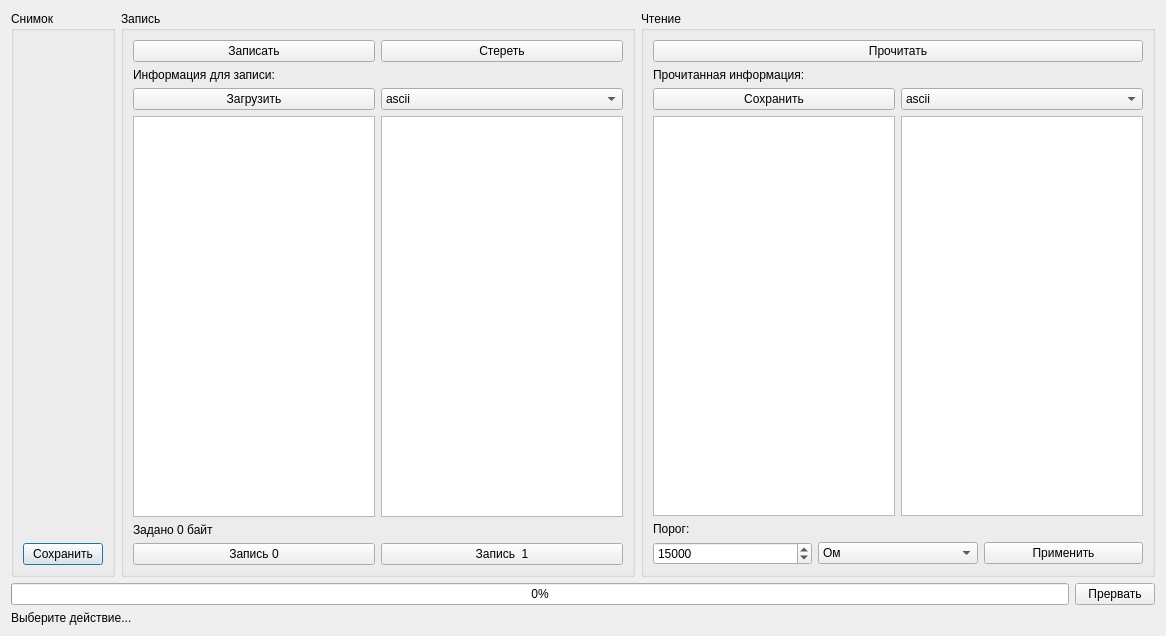
The window that gui/uies/rram.ui (neurocomputer/MemriBoard) describes before a commit, drawn with Qt 5.
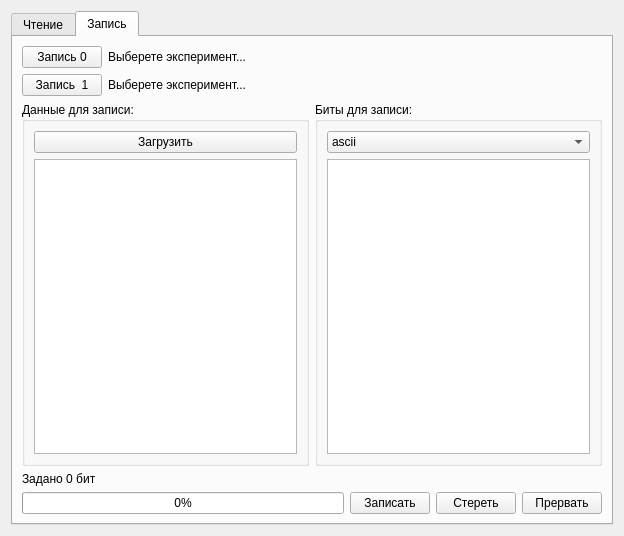
The same window after the commit. The open tabs and pages were chosen to show the change. Icons and pictures are not drawn.

```diff
--- a/gui/uies/rram.ui
+++ b/gui/uies/rram.ui
@@ -1,13 +1,13 @@
 <?xml version="1.0" encoding="UTF-8"?>
 <ui version="4.0">
- <class>Dialog</class>
- <widget class="QDialog" name="Dialog">
+ <class>Widget</class>
+ <widget class="QWidget" name="Widget">
   <property name="geometry">
    <rect>
     <x>0</x>
     <y>0</y>
-    <width>1166</width>
-    <height>636</height>
+    <width>624</width>
+    <height>536</height>
    </rect>
   </property>
   <property name="windowTitle">
@@ -15,218 +15,55 @@
   </property>
   <layout class="QVBoxLayout" name="verticalLayout_2">
    <item>
-    <layout class="QHBoxLayout" name="horizontalLayout">
-     <property name="sizeConstraint">
-      <enum>QLayout::SetMaximumSize</enum>
+    <widget class="QTabWidget" name="tabWidget">
+     <property name="currentIndex">
+      <number>0</number>
      </property>
-     <item>
-      <widget class="QGroupBox" name="groupBox">
-       <property name="sizePolicy">
-        <sizepolicy hsizetype="Maximum" vsizetype="Preferred">
-         <horstretch>0</horstretch>
-         <verstretch>0</verstretch>
-        </sizepolicy>
-       </property>
-       <property name="title">
-        <string>Снимок</string>
-       </property>
-       <layout class="QVBoxLayout" name="verticalLayout">
-        <item>
-         <widget class="QLabel" name="label_rram_img">
-          <property name="sizePolicy">
-           <sizepolicy hsizetype="Minimum" vsizetype="Minimum">
-            <horstretch>0</horstretch>
-            <verstretch>0</verstretch>
-           </sizepolicy>
-          </property>
-          <property name="text">
-           <string/>
-          </property>
-          <property name="pixmap">
-           <pixmap>rram.png</pixmap>
-          </property>
-         </widget>
-        </item>
-        <item>
-         <widget class="QPushButton" name="button_save_img">
-          <property name="text">
-           <string>Сохранить</string>
-          </property>
-         </widget>
-        </item>
-       </layout>
-      </widget>
-     </item>
-     <item>
-      <widget class="QGroupBox" name="groupBox_2">
-       <property name="title">
-        <string>Запись</string>
-       </property>
-       <layout class="QVBoxLayout" name="verticalLayout_4">
-        <item>
-         <layout class="QVBoxLayout" name="verticalLayout_3">
-          <item>
-           <layout class="QHBoxLayout" name="horizontalLayout_2">
-            <item>
-             <widget class="QPushButton" name="button_write">
-              <property name="text">
-               <string>Записать</string>
-              </property>
-             </widget>
-            </item>
-            <item>
-             <widget class="QPushButton" name="button_clear">
-              <property name="text">
-               <string>Стереть</string>
-              </property>
-             </widget>
-            </item>
-           </layout>
-          </item>
-          <item>
-           <widget class="QLabel" name="label">
-            <property name="text">
-             <string>Информация для записи:</string>
-            </property>
-           </widget>
-          </item>
-          <item>
-           <layout class="QHBoxLayout" name="horizontalLayout_6">
-            <item>
-             <widget class="QPushButton" name="button_load">
-              <property name="text">
-               <string>Загрузить</string>
-              </property>
-             </widget>
-            </item>
-            <item>
-             <widget class="QComboBox" name="combo_write_type">
-              <item>
-               <property name="text">
-                <string>ascii</string>
-               </property>
-              </item>
-              <item>
-               <property name="text">
-                <string>utf-8</string>
-               </property>
-              </item>
-             </widget>
-            </item>
-           </layout>
-          </item>
-          <item>
-           <layout class="QHBoxLayout" name="horizontalLayout_8">
-            <item>
-             <widget class="QPlainTextEdit" name="text_write"/>
-            </item>
-            <item>
-             <widget class="QListView" name="list_write_bytes"/>
-            </item>
-           </layout>
-          </item>
-          <item>
-           <widget class="QLabel" name="label_write_info">
-            <property name="text">
-             <string>Задано 0 байт</string>
-            </property>
-           </widget>
-          </item>
-          <item>
-           <layout class="QHBoxLayout" name="horizontalLayout_5">
-            <item>
-             <widget class="QPushButton" name="button_set_0">
-              <property name="text">
-               <string>Запись 0</string>
-              </property>
-             </widget>
-            </item>
-            <item>
-             <widget class="QPushButton" name="button_set_1">
-              <property name="text">
-               <string>Запись  1</string>
-              </property>
-             </widget>
-            </item>
-           </layout>
-          </item>
-         </layout>
-        </item>
-       </layout>
-      </widget>
-     </item>
-     <item>
-      <widget class="QGroupBox" name="groupBox_3">
-       <property name="title">
+     <widget class="QWidget" name="tab">
+      <attribute name="title">
         <string>Чтение</string>
-       </property>
-       <layout class="QVBoxLayout" name="verticalLayout_6">
+      </attribute>
+      <layout class="QVBoxLayout" name="verticalLayout_8">
         <item>
          <layout class="QVBoxLayout" name="verticalLayout_5">
           <item>
-           <layout class="QHBoxLayout" name="horizontalLayout_4">
+          <layout class="QVBoxLayout" name="verticalLayout">
+           <item>
+            <layout class="QHBoxLayout" name="horizontalLayout_9">
             <item>
              <widget class="QPushButton" name="button_read">
+               <property name="sizePolicy">
+                <sizepolicy hsizetype="Preferred" vsizetype="Preferred">
+                 <horstretch>0</horstretch>
+                 <verstretch>0</verstretch>
+                </sizepolicy>
+               </property>
               <property name="text">
                <string>Прочитать</string>
               </property>
              </widget>
             </item>
-           </layout>
-          </item>
-          <item>
-           <widget class="QLabel" name="label_3">
-            <property name="text">
-             <string>Прочитанная информация:</string>
-            </property>
-           </widget>
-          </item>
-          <item>
-           <layout class="QHBoxLayout" name="horizontalLayout_15">
-            <item>
-             <widget class="QPushButton" name="button_save">
-              <property name="text">
-               <string>Сохранить</string>
-              </property>
-             </widget>
-            </item>
-            <item>
-             <widget class="QComboBox" name="combo_read_encoding">
-              <item>
-               <property name="text">
-                <string>ascii</string>
-               </property>
-              </item>
-              <item>
-               <property name="text">
-                <string>utf-8</string>
-               </property>
-              </item>
-             </widget>
-            </item>
-           </layout>
-          </item>
-          <item>
-           <layout class="QHBoxLayout" name="horizontalLayout_10">
-            <item>
-             <widget class="QPlainTextEdit" name="text_read"/>
-            </item>
-            <item>
-             <widget class="QListView" name="list_read_bytes"/>
-            </item>
-           </layout>
-          </item>
           <item>
            <widget class="QLabel" name="label_4">
+               <property name="sizePolicy">
+                <sizepolicy hsizetype="Maximum" vsizetype="Preferred">
+                 <horstretch>0</horstretch>
+                 <verstretch>0</verstretch>
+                </sizepolicy>
+               </property>
             <property name="text">
              <string>Порог:</string>
             </property>
            </widget>
           </item>
           <item>
-           <layout class="QHBoxLayout" name="horizontalLayout_9">
-            <item>
              <widget class="QSpinBox" name="spin_tresh_read">
+               <property name="sizePolicy">
+                <sizepolicy hsizetype="Preferred" vsizetype="Preferred">
+                 <horstretch>0</horstretch>
+                 <verstretch>0</verstretch>
+                </sizepolicy>
+               </property>
               <property name="maximum">
                <number>50000</number>
               </property>
@@ -240,6 +77,12 @@
             </item>
             <item>
              <widget class="QComboBox" name="combo_tresh_type">
+               <property name="sizePolicy">
+                <sizepolicy hsizetype="Maximum" vsizetype="Preferred">
+                 <horstretch>0</horstretch>
+                 <verstretch>0</verstretch>
+                </sizepolicy>
+               </property>
               <item>
                <property name="text">
                 <string>Ом</string>
@@ -259,6 +102,12 @@
             </item>
             <item>
              <widget class="QPushButton" name="button_apply_tresh">
+               <property name="sizePolicy">
+                <sizepolicy hsizetype="Preferred" vsizetype="Preferred">
+                 <horstretch>0</horstretch>
+                 <verstretch>0</verstretch>
+                </sizepolicy>
+               </property>
               <property name="text">
                <string>Применить</string>
               </property>
@@ -268,7 +117,182 @@
           </item>
          </layout>
         </item>
-       </layout>
+         <item>
+          <layout class="QHBoxLayout" name="horizontalLayout_15">
+           <item>
+            <widget class="QGroupBox" name="groupBox">
+             <property name="title">
+              <string>Прочитанные биты:</string>
+             </property>
+             <layout class="QVBoxLayout" name="verticalLayout_4">
+              <item>
+               <widget class="QListView" name="list_read_bytes"/>
+              </item>
+              <item>
+               <widget class="QPushButton" name="button_save_bin">
+                <property name="sizePolicy">
+                 <sizepolicy hsizetype="Preferred" vsizetype="Preferred">
+                  <horstretch>0</horstretch>
+                  <verstretch>0</verstretch>
+                 </sizepolicy>
+                </property>
+                <property name="text">
+                 <string>Сохранить</string>
+                </property>
+               </widget>
+              </item>
+             </layout>
+            </widget>
+           </item>
+           <item>
+            <widget class="QGroupBox" name="groupBox_2">
+             <property name="title">
+              <string>Прочитанные данные:</string>
+             </property>
+             <layout class="QVBoxLayout" name="verticalLayout_6">
+              <item>
+               <widget class="QPlainTextEdit" name="text_read"/>
+              </item>
+              <item>
+               <widget class="QComboBox" name="combo_read_encoding">
+                <item>
+                 <property name="text">
+                  <string>ascii</string>
+                 </property>
+                </item>
+                <item>
+                 <property name="text">
+                  <string>bits</string>
+                 </property>
+                </item>
+               </widget>
+              </item>
+             </layout>
+            </widget>
+           </item>
+          </layout>
+         </item>
+        </layout>
+       </item>
+      </layout>
+     </widget>
+     <widget class="QWidget" name="tab_2">
+      <attribute name="title">
+       <string>Запись</string>
+      </attribute>
+      <layout class="QVBoxLayout" name="verticalLayout_7">
+       <item>
+        <layout class="QVBoxLayout" name="verticalLayout_3">
+         <item>
+          <layout class="QGridLayout" name="gridLayout">
+           <item row="0" column="0">
+            <widget class="QPushButton" name="button_set_0">
+             <property name="sizePolicy">
+              <sizepolicy hsizetype="Maximum" vsizetype="Preferred">
+               <horstretch>0</horstretch>
+               <verstretch>0</verstretch>
+              </sizepolicy>
+             </property>
+             <property name="text">
+              <string>Запись 0</string>
+             </property>
+            </widget>
+           </item>
+           <item row="1" column="0">
+            <widget class="QPushButton" name="button_set_1">
+             <property name="sizePolicy">
+              <sizepolicy hsizetype="Maximum" vsizetype="Preferred">
+               <horstretch>0</horstretch>
+               <verstretch>0</verstretch>
+              </sizepolicy>
+             </property>
+             <property name="text">
+              <string>Запись  1</string>
+             </property>
+            </widget>
+           </item>
+           <item row="0" column="1">
+            <widget class="QLabel" name="label_exp0_name">
+             <property name="text">
+              <string>Выберете эксперимент...</string>
+             </property>
+            </widget>
+           </item>
+           <item row="1" column="1">
+            <widget class="QLabel" name="label_exp1_name">
+             <property name="text">
+              <string>Выберете эксперимент...</string>
+             </property>
+            </widget>
+           </item>
+          </layout>
+         </item>
+         <item>
+          <layout class="QHBoxLayout" name="horizontalLayout_6">
+           <item>
+            <widget class="QGroupBox" name="groupBox_4">
+             <property name="title">
+              <string>Данные для записи:</string>
+             </property>
+             <layout class="QVBoxLayout" name="verticalLayout_10">
+              <item>
+               <widget class="QPushButton" name="button_load">
+                <property name="sizePolicy">
+                 <sizepolicy hsizetype="Preferred" vsizetype="Preferred">
+                  <horstretch>0</horstretch>
+                  <verstretch>0</verstretch>
+                 </sizepolicy>
+                </property>
+                <property name="text">
+                 <string>Загрузить</string>
+                </property>
+               </widget>
+              </item>
+              <item>
+               <widget class="QPlainTextEdit" name="text_write"/>
+              </item>
+             </layout>
+            </widget>
+           </item>
+           <item>
+            <widget class="QGroupBox" name="groupBox_5">
+             <property name="title">
+              <string>Биты для записи:</string>
+             </property>
+             <layout class="QVBoxLayout" name="verticalLayout_11">
+              <item>
+               <widget class="QComboBox" name="combo_write_type">
+                <property name="sizePolicy">
+                 <sizepolicy hsizetype="Preferred" vsizetype="Preferred">
+                  <horstretch>0</horstretch>
+                  <verstretch>0</verstretch>
+                 </sizepolicy>
+                </property>
+                <item>
+                 <property name="text">
+                  <string>ascii</string>
+                 </property>
+                </item>
+                <item>
+                 <property name="text">
+                  <string>bits</string>
+                 </property>
+                </item>
+               </widget>
+              </item>
+              <item>
+               <widget class="QListView" name="list_write_bytes"/>
+              </item>
+             </layout>
+            </widget>
+           </item>
+          </layout>
+         </item>
+         <item>
+          <widget class="QLabel" name="label_write_info">
+           <property name="text">
+            <string>Задано 0 бит</string>
+           </property>
       </widget>
      </item>
     </layout>
@@ -280,13 +304,51 @@
      </property>
      <item>
       <widget class="QProgressBar" name="bar_progress">
+           <property name="sizePolicy">
+            <sizepolicy hsizetype="Expanding" vsizetype="Preferred">
+             <horstretch>0</horstretch>
+             <verstretch>0</verstretch>
+            </sizepolicy>
+           </property>
        <property name="value">
         <number>0</number>
        </property>
       </widget>
      </item>
+         <item>
+          <widget class="QPushButton" name="button_write">
+           <property name="sizePolicy">
+            <sizepolicy hsizetype="Maximum" vsizetype="Preferred">
+             <horstretch>0</horstretch>
+             <verstretch>0</verstretch>
+            </sizepolicy>
+           </property>
+           <property name="text">
+            <string>Записать</string>
+           </property>
+          </widget>
+         </item>
+         <item>
+          <widget class="QPushButton" name="button_clear">
+           <property name="sizePolicy">
+            <sizepolicy hsizetype="Maximum" vsizetype="Preferred">
+             <horstretch>0</horstretch>
+             <verstretch>0</verstretch>
+            </sizepolicy>
+           </property>
+           <property name="text">
+            <string>Стереть</string>
+           </property>
+          </widget>
+         </item>
      <item>
       <widget class="QPushButton" name="button_interrupt">
+           <property name="sizePolicy">
+            <sizepolicy hsizetype="Maximum" vsizetype="Preferred">
+             <horstretch>0</horstretch>
+             <verstretch>0</verstretch>
+            </sizepolicy>
+           </property>
        <property name="text">
         <string>Прервать</string>
        </property>
@@ -294,17 +356,8 @@
      </item>
     </layout>
    </item>
-   <item>
-    <widget class="QLabel" name="label_status">
-     <property name="sizePolicy">
-      <sizepolicy hsizetype="Preferred" vsizetype="Maximum">
-       <horstretch>0</horstretch>
-       <verstretch>0</verstretch>
-      </sizepolicy>
-     </property>
-     <property name="text">
-      <string>Выберите действие...</string>
-     </property>
+      </layout>
+     </widget>
     </widget>
    </item>
   </layout>
```
Left out of the diff: 13 changed lines with no effect on the pictures. Lines whose indentation alone changed are shown as unchanged.
